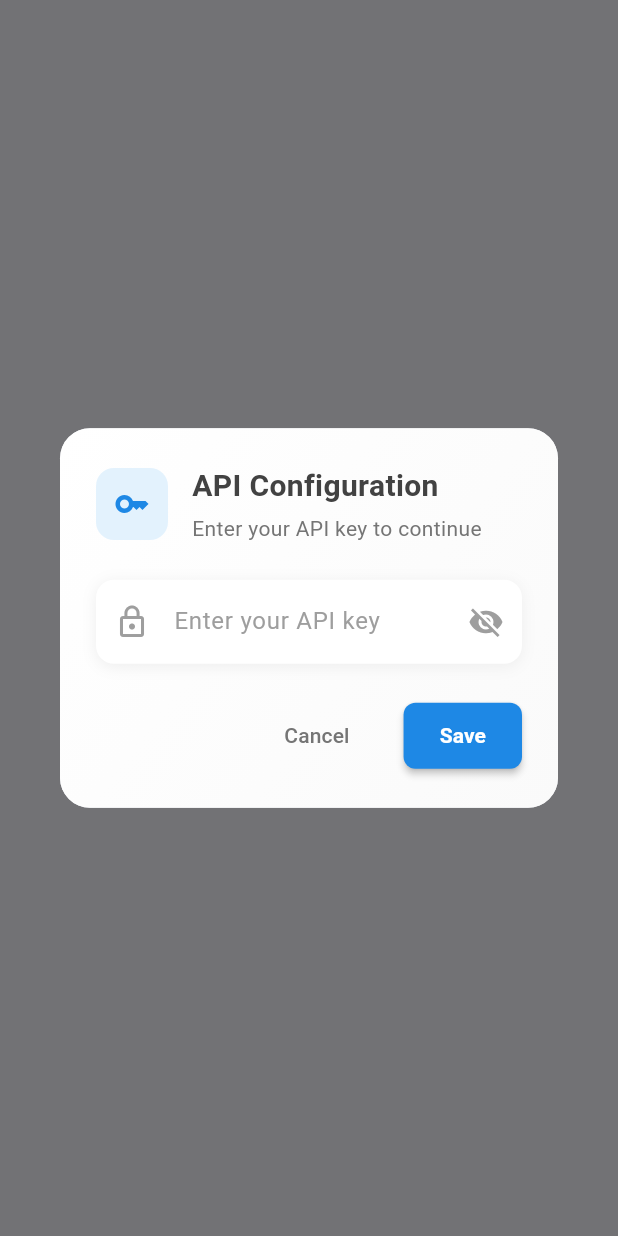
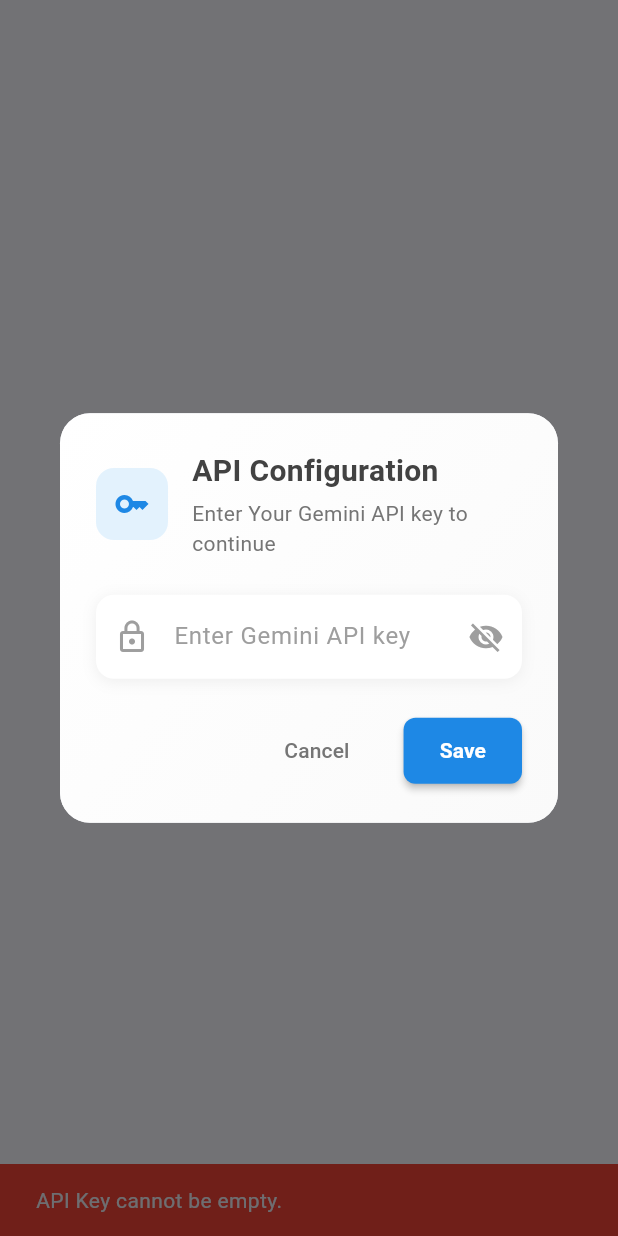
Before and after one commit to Pi-Dev-0/Pi-QBank, a Flutter app: what showApiKeyDialog() shows on an empty page, opened directly, after a tap on "Save", on a phone screen of 412 x 824 dp. Run offline on Flutter 3.47's test engine with Material 3 defaults, Android fonts, the phone set to English and light mode, and no system bars; our stand-ins replace connectivity_plus, curved_navigation_bar, file_picker, image_picker, logger, open_file and 5 more; missing offline and left inert: syncfusion_flutter_pdfviewer; accounts and stored records are empty; network calls fail; Roboto replaces fonts that are missing (HindSiliguri).

Commit message:
feat: Implement API key management and UI enhancements
- Add `saveApiKey` and `getApiKey` functions using `shared_preferences` for persistent storage.
- Mask the API key in the input field when retrieved.
- Implement a toggle button to show/hide the API key.
- Update the dialog text to specify "Gemini API key".
- Improve the input field's visual styling.

```diff
--- a/lib/widgets/api_key_dialog.dart
+++ b/lib/widgets/api_key_dialog.dart
@@ -1,7 +1,33 @@
 import 'package:flutter/material.dart';
+import 'package:shared_preferences/shared_preferences.dart';
+
+// Key for storing the API key in SharedPreferences
+const String _apiKeyPrefKey = 'openai_api_key';
+
+// Function to save the API key
+Future<void> saveApiKey(String apiKey) async {
+  final prefs = await SharedPreferences.getInstance();
+  await prefs.setString(_apiKeyPrefKey, apiKey);
+}
+
+// Function to retrieve the API key
+Future<String?> getApiKey() async {
+  final prefs = await SharedPreferences.getInstance();
+  return prefs.getString(_apiKeyPrefKey);
+}
 
 void showApiKeyDialog(BuildContext context) {
   TextEditingController apiKeyController = TextEditingController();
+  ValueNotifier<bool> obscureText = ValueNotifier<bool>(true);
+  String? initialApiKey;
+
+  // Fetch the API key when the dialog is first shown
+  getApiKey().then((key) {
+    initialApiKey = key;
+    if (key != null && key.isNotEmpty) {
+      apiKeyController.text = '••••••••••••••••'; // Mask the key
+    }
+  });
 
   showDialog(
     context: context,
@@ -59,7 +85,7 @@ void showApiKeyDialog(BuildContext context) {
                         ),
                         const SizedBox(height: 4),
                         Text(
-                          'Enter your API key to continue',
+                          'Enter Your Gemini API key to continue',
                           style: TextStyle(
                             fontSize: 14,
                             color: Colors.grey.shade600,
@@ -74,7 +100,10 @@ void showApiKeyDialog(BuildContext context) {
               const SizedBox(height: 24),
 
               // Input field
-              Container(
+              ValueListenableBuilder<bool>(
+                valueListenable: obscureText,
+                builder: (context, isObscure, child) {
+                  return Container(
                     decoration: BoxDecoration(
                       borderRadius: BorderRadius.circular(12),
                       boxShadow: [
@@ -88,7 +117,7 @@ void showApiKeyDialog(BuildContext context) {
                     child: TextField(
                       controller: apiKeyController,
                       decoration: InputDecoration(
-                    hintText: 'Enter your API key',
+                        hintText: 'Enter Gemini API key',
                         hintStyle: TextStyle(color: Colors.grey.shade500),
                         prefixIcon: Icon(
                           Icons.lock_outline,
@@ -96,11 +125,11 @@ void showApiKeyDialog(BuildContext context) {
                         ),
                         suffixIcon: IconButton(
                           icon: Icon(
-                        Icons.visibility_off,
+                            isObscure ? Icons.visibility_off : Icons.visibility,
                             color: Colors.grey.shade500,
                           ),
                           onPressed: () {
-                        // Toggle visibility functionality
+                            obscureText.value = !isObscure;
                           },
                         ),
                         border: OutlineInputBorder(
@@ -115,8 +144,21 @@ void showApiKeyDialog(BuildContext context) {
                         ),
                       ),
                       keyboardType: TextInputType.text,
-                  obscureText: true,
+                      obscureText: isObscure,
+                      onChanged: (text) {
+                        // If the user starts typing over the masked text, clear it
+                        if (text.length == 1 &&
+                            initialApiKey != null &&
+                            apiKeyController.text == '••••••••••••••••') {
+                          apiKeyController.text = text;
+                          apiKeyController.selection =
+                              TextSelection.fromPosition(TextPosition(
+                                  offset: apiKeyController.text.length));
+                        }
+                      },
                     ),
+                  );
+                },
               ),
 
               const SizedBox(height: 24),
@@ -148,12 +190,36 @@ void showApiKeyDialog(BuildContext context) {
                   ),
                   const SizedBox(width: 12),
                   ElevatedButton(
-                    onPressed: () {
-                      // Add your save logic here
+                    onPressed: () async {
                       String apiKey = apiKeyController.text.trim();
+                      // If the masked text is still there, use the initial API key if it exists
+                      if (apiKey == '••••••••••••••••' &&
+                          initialApiKey != null) {
+                        apiKey = initialApiKey!;
+                      }
+
                       if (apiKey.isNotEmpty) {
-                        // Save the API key
+                        await saveApiKey(apiKey);
+                        if (!context.mounted) {
+                          return; // Check if the widget is still mounted
+                        }
                         Navigator.of(context).pop();
+                        ScaffoldMessenger.of(context).showSnackBar(
+                          const SnackBar(
+                            content: Text('API Key saved successfully!'),
+                            backgroundColor: Colors.green,
+                          ),
+                        );
+                      } else {
+                        if (!context.mounted) {
+                          return; // Check if the widget is still mounted
+                        }
+                        ScaffoldMessenger.of(context).showSnackBar(
+                          const SnackBar(
+                            content: Text('API Key cannot be empty.'),
+                            backgroundColor: Colors.red,
+                          ),
+                        );
                       }
                     },
                     style: ElevatedButton.styleFrom(
```
Lines whose indentation alone changed are shown as unchanged.
